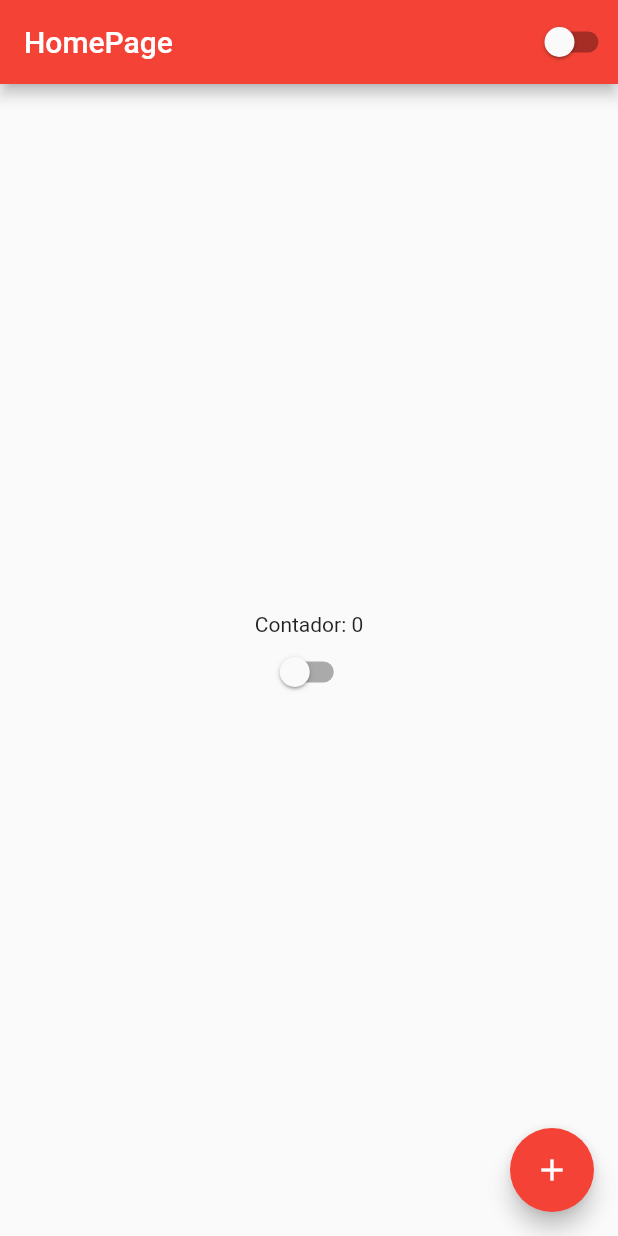
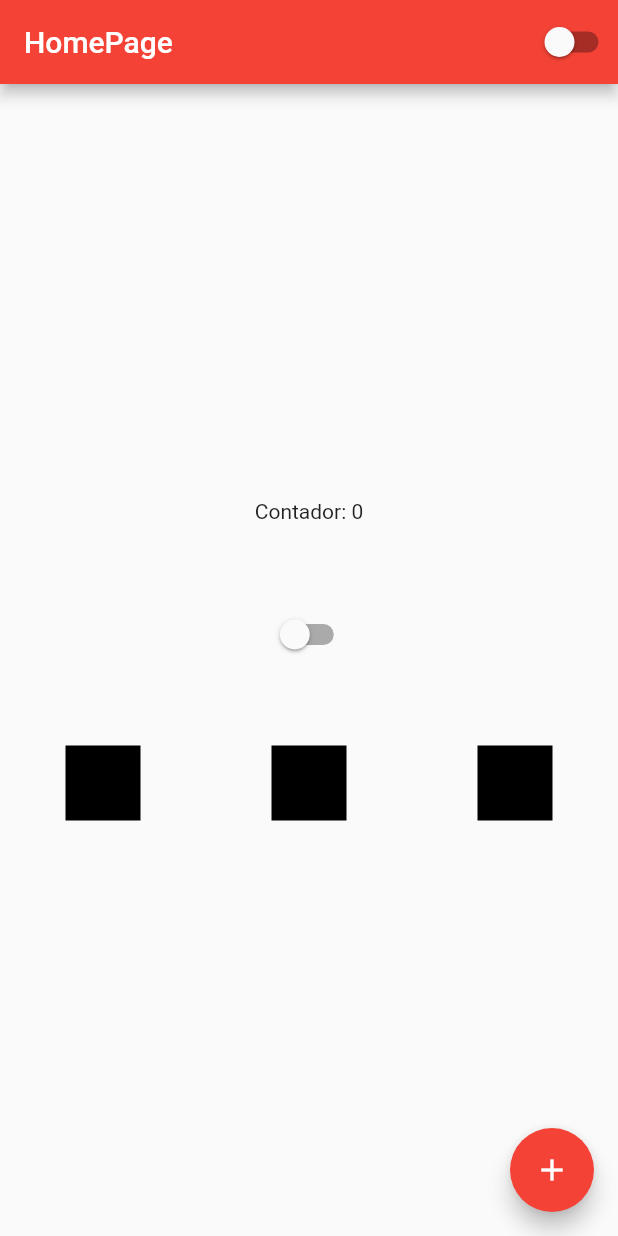
Before and after one commit to Rein4ldoAlv3s/EstudoFlutter, a Flutter app: the screen it shows after launch, on a phone screen of 412 x 824 dp. Run offline on Flutter 3.47's test engine with Material 2 defaults, Android fonts, the phone set to English and light mode, and no system bars.

Commit message:
Columns 2

```diff
--- a/lib/home_page.dart
+++ b/lib/home_page.dart
@@ -27,10 +27,32 @@ class HomePageState extends State<HomePage> {
         height: double.infinity,
         child: Column(
           mainAxisAlignment: MainAxisAlignment.center,
-          crossAxisAlignment: CrossAxisAlignment.center,
           children: [
             Text('Contador: $counter'),
+            Container(height: 50),
             CustomSwitch(),
+            Container(height: 50),
+            Row(
+              mainAxisAlignment: MainAxisAlignment.spaceAround ,
+              crossAxisAlignment: CrossAxisAlignment.center,
+              children: [
+                Container(
+                  width: 50,
+                  height: 50,
+                  color: Colors.black,
+                ),
+                Container(
+                  width: 50,
+                  height: 50,
+                  color: Colors.black,
+                ),
+                Container(
+                  width: 50,
+                  height: 50,
+                  color: Colors.black,
+                ),
+              ],
+            )
           ],
         ),
       ),
```
